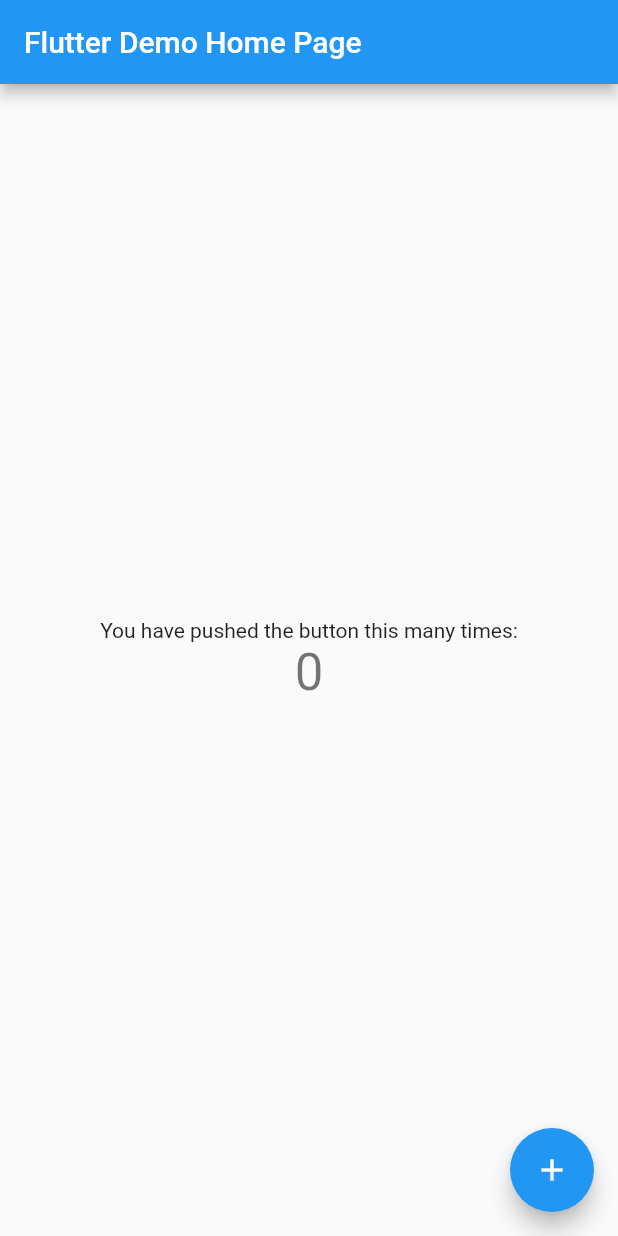
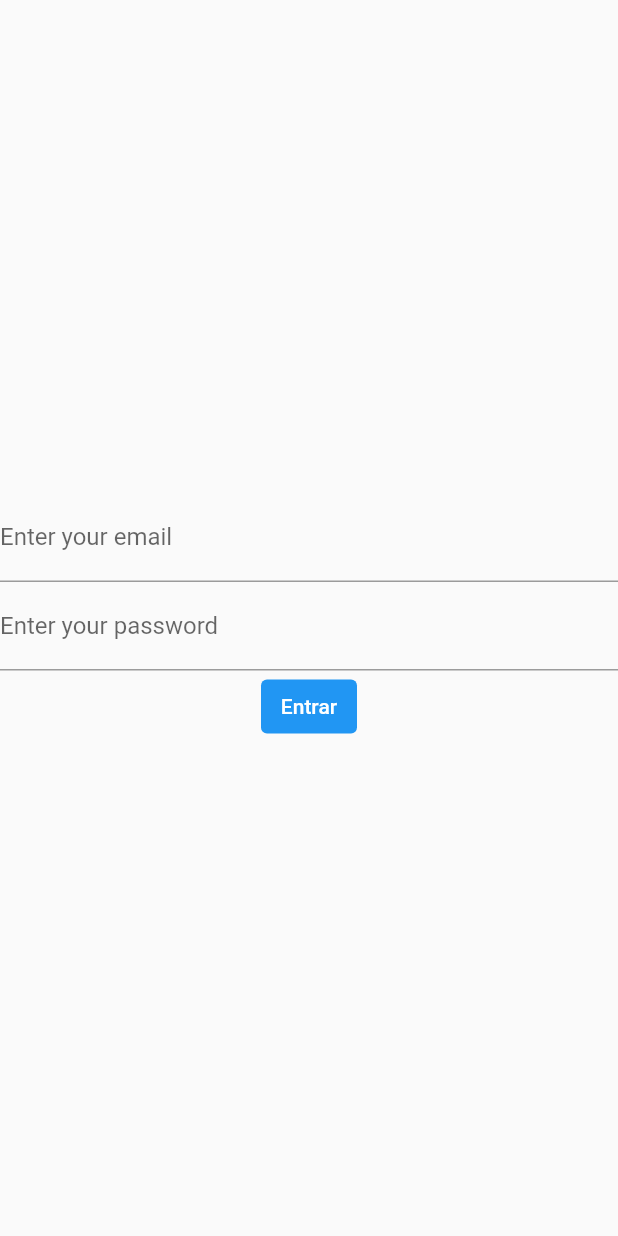
Before and after one commit to elysonsarmento/bluebenxtest, a Flutter app: the screen it shows after launch, on a phone screen of 412 x 824 dp. Run offline on Flutter 3.47's test engine with Material 2 defaults, Android fonts, the phone set to English and light mode, and no system bars; our stand-ins replace bloc, firebase_auth, firebase_core, flutter_bloc; accounts and stored records are empty.

Commit message:
feat: :sparkles: create the look and feel of logging in.

```diff
--- /dev/null
+++ b/lib/core/core.dart
@@ -0,0 +1 @@
+export 'enums/enums.dart';
--- /dev/null
+++ b/lib/core/enums/authentication.enum.dart
@@ -0,0 +1,22 @@
+import 'package:bluebenxtest/core/enums/firebase.exception.enum.dart';
+import 'package:firebase_auth/firebase_auth.dart';
+
+enum Authentication {
+  sucess,
+  errorAuthentication,
+  passwordError,
+  notExist,
+}
+
+extension AuthenticationExtension on FirebaseAuthException {
+  Authentication get throwAuthentication {
+    switch (errorAuthentication) {
+      case FirebaseError.wrongPassword:
+        return Authentication.passwordError;
+      case FirebaseError.notFound:
+        return Authentication.notExist;
+      case FirebaseError.unknownError:
+        return Authentication.errorAuthentication;
+    }
+  }
+}
--- /dev/null
+++ b/lib/core/enums/enums.dart
@@ -0,0 +1,2 @@
+export 'authentication.enum.dart';
+export 'firebase.exception.enum.dart';
--- /dev/null
+++ b/lib/data/data.dart
@@ -0,0 +1,2 @@
+export 'dataSources/dataSources.dart';
+export 'repositories/repositories.dart';
--- /dev/null
+++ b/lib/data/dataSources/dataSources.dart
@@ -0,0 +1,2 @@
+export 'firebase.datasource.implements.dart';
+export 'firebase.datasources.dart';
--- /dev/null
+++ b/lib/data/dataSources/firebase.datasource.implements.dart
@@ -0,0 +1,19 @@
+import 'package:bluebenxtest/core/enums/authentication.enum.dart';
+import 'package:bluebenxtest/data/dataSources/firebase.datasources.dart';
+import 'package:firebase_auth/firebase_auth.dart';
+
+class FirebaseImplements implements IFireBaseDataSoucer {
+  final FirebaseAuth userCredential;
+
+  FirebaseImplements(this.userCredential);
+  @override
+  Future<UserCredential> login(String email, String password) async {
+    try {
+      final result = await userCredential.signInWithEmailAndPassword(
+          email: email, password: password);
+      return result;
+    } on FirebaseAuthException catch (e) {
+      throw e.throwAuthentication;
+    }
+  }
+}
--- /dev/null
+++ b/lib/data/dataSources/firebase.datasources.dart
@@ -0,0 +1,7 @@
+
+import 'package:bluebenxtest/core/enums/authentication.enum.dart';
+import 'package:firebase_auth/firebase_auth.dart';
+
+abstract class IFireBaseDataSoucer {
+  Future<UserCredential> login(String email, String password);
+}
--- /dev/null
+++ b/lib/data/repositories/auth.implements.dart
@@ -0,0 +1,20 @@
+import 'package:bluebenxtest/core/enums/authentication.enum.dart';
+import 'package:bluebenxtest/data/dataSources/firebase.datasources.dart';
+import 'package:bluebenxtest/domain/entities/user.entity.dart';
+import 'package:bluebenxtest/domain/repositories/auth.repositoy.dart';
+import 'package:firebase_auth/firebase_auth.dart';
+
+class AuthRepositoryImplementation implements IAuthRepository {
+  final IFireBaseDataSoucer firebase;
+
+  AuthRepositoryImplementation({required this.firebase});
+  @override
+  Future<UserCredential> login(UserLogin user) async {
+    try {
+      final UserCredential result =  await firebase.login(user.email, user.password);
+      return result;
+    } on Authentication {
+      rethrow;
+    }
+  }
+}
--- /dev/null
+++ b/lib/data/repositories/repositories.dart
@@ -0,0 +1 @@
+export 'auth.implements.dart';
--- /dev/null
+++ b/lib/domain/entities/user.entity.dart
@@ -0,0 +1,6 @@
+class UserLogin {
+  final String email;
+  final String password;
+
+  UserLogin({required this.email, required this.password});
+}
--- /dev/null
+++ b/lib/domain/repositories/auth.repositoy.dart
@@ -0,0 +1,6 @@
+import 'package:bluebenxtest/domain/entities/user.entity.dart';
+import 'package:firebase_auth/firebase_auth.dart';
+
+abstract class IAuthRepository {
+  Future<UserCredential> login(UserLogin user);
+}
--- /dev/null
+++ b/lib/domain/usecases/authentication.usecase.dart
@@ -0,0 +1,17 @@
+import 'package:bluebenxtest/domain/entities/user.entity.dart';
+import 'package:bluebenxtest/domain/repositories/auth.repositoy.dart';
+import 'package:firebase_auth/firebase_auth.dart';
+
+class AuthenticationUseCase {
+  final IAuthRepository _repository;
+
+  AuthenticationUseCase({required repository}) : _repository = repository;
+
+  Future login(String email, String password) async {
+    try {
+  return await _repository.login(UserLogin(email: email, password: password));
+} on Exception catch (e) {
+  print(e);
+}
+  }
+}
--- a/lib/main.dart
+++ b/lib/main.dart
@@ -1,16 +1,52 @@
+import 'package:bluebenxtest/data/dataSources/firebase.datasource.implements.dart';
+import 'package:bluebenxtest/data/dataSources/firebase.datasources.dart';
+import 'package:bluebenxtest/data/repositories/auth.implements.dart';
+import 'package:bluebenxtest/domain/entities/user.entity.dart';
+import 'package:bluebenxtest/domain/repositories/auth.repositoy.dart';
+import 'package:bluebenxtest/domain/usecases/authentication.usecase.dart';
+import 'package:bluebenxtest/firebase_options.dart';
+import 'package:bluebenxtest/presentation/bloc/login_bloc.dart';
+import 'package:bluebenxtest/presentation/view/login.page.dart';
+import 'package:firebase_auth/firebase_auth.dart';
+import 'package:firebase_core/firebase_core.dart';
 import 'package:flutter/material.dart';
+import 'package:flutter_bloc/flutter_bloc.dart';
 
-void main() {
+void main() async {
+  WidgetsFlutterBinding.ensureInitialized();
+  await Firebase.initializeApp(
+    options: DefaultFirebaseOptions.currentPlatform,
+  );
   runApp(const MyApp());
 }
 
 class MyApp extends StatelessWidget {
+  IFireBaseDataSoucer _firebase(BuildContext _) => RepositoryProvider.of(_);
+  IAuthRepository _authRepository(BuildContext _) => RepositoryProvider.of(_);
+  AuthenticationUseCase _authUseCase(BuildContext _) => RepositoryProvider.of(_);
   const MyApp({Key? key}) : super(key: key);
 
   // This widget is the root of your application.
   @override
   Widget build(BuildContext context) {
-    return MaterialApp(
+    return MultiRepositoryProvider(
+      providers: [
+        RepositoryProvider<IFireBaseDataSoucer>(
+            create: (_) => FirebaseImplements(FirebaseAuth.instance)),
+        RepositoryProvider<IAuthRepository>(
+            create: (_) =>
+                AuthRepositoryImplementation(firebase: _firebase(_))),
+        RepositoryProvider(
+          create: (_) => AuthenticationUseCase(repository: _authRepository(_)),
+        ),
+      ],
+      child: MultiBlocProvider(
+        providers: [
+          BlocProvider(create: (context) => LoginBloc(
+            useCase: _authUseCase(context)
+          ))
+        ],
+        child: MaterialApp(
           title: 'Flutter Demo',
           theme: ThemeData(
             // This is the theme of your application.
@@ -24,92 +60,9 @@ class MyApp extends StatelessWidget {
             // is not restarted.
             primarySwatch: Colors.blue,
           ),
-      home: const MyHomePage(title: 'Flutter Demo Home Page'),
+          home: HomePage(),
+        ),
+      ),
     );
   }
 }
-
-class MyHomePage extends StatefulWidget {
-  const MyHomePage({Key? key, required this.title}) : super(key: key);
-
-  // This widget is the home page of your application. It is stateful, meaning
-  // that it has a State object (defined below) that contains fields that affect
-  // how it looks.
-
-  // This class is the configuration for the state. It holds the values (in this
-  // case the title) provided by the parent (in this case the App widget) and
-  // used by the build method of the State. Fields in a Widget subclass are
-  // always marked "final".
-
-  final String title;
-
-  @override
-  State<MyHomePage> createState() => _MyHomePageState();
-}
-
-class _MyHomePageState extends State<MyHomePage> {
-  int _counter = 0;
-
-  void _incrementCounter() {
-    setState(() {
-      // This call to setState tells the Flutter framework that something has
-      // changed in this State, which causes it to rerun the build method below
-      // so that the display can reflect the updated values. If we changed
-      // _counter without calling setState(), then the build method would not be
-      // called again, and so nothing would appear to happen.
-      _counter++;
-    });
-  }
-
-  @override
-  Widget build(BuildContext context) {
-    // This method is rerun every time setState is called, for instance as done
-    // by the _incrementCounter method above.
-    //
-    // The Flutter framework has been optimized to make rerunning build methods
-    // fast, so that you can just rebuild anything that needs updating rather
-    // than having to individually change instances of widgets.
-    return Scaffold(
-      appBar: AppBar(
-        // Here we take the value from the MyHomePage object that was created by
-        // the App.build method, and use it to set our appbar title.
-        title: Text(widget.title),
-      ),
-      body: Center(
-        // Center is a layout widget. It takes a single child and positions it
-        // in the middle of the parent.
-        child: Column(
-          // Column is also a layout widget. It takes a list of children and
-          // arranges them vertically. By default, it sizes itself to fit its
-          // children horizontally, and tries to be as tall as its parent.
-          //
-          // Invoke "debug painting" (press "p" in the console, choose the
-          // "Toggle Debug Paint" action from the Flutter Inspector in Android
-          // Studio, or the "Toggle Debug Paint" command in Visual Studio Code)
-          // to see the wireframe for each widget.
-          //
-          // Column has various properties to control how it sizes itself and
-          // how it positions its children. Here we use mainAxisAlignment to
-          // center the children vertically; the main axis here is the vertical
-          // axis because Columns are vertical (the cross axis would be
-          // horizontal).
-          mainAxisAlignment: MainAxisAlignment.center,
-          children: <Widget>[
-            const Text(
-              'You have pushed the button this many times:',
-            ),
-            Text(
-              '$_counter',
-              style: Theme.of(context).textTheme.headline4,
-            ),
-          ],
-        ),
-      ),
-      floatingActionButton: FloatingActionButton(
-        onPressed: _incrementCounter,
-        tooltip: 'Increment',
-        child: const Icon(Icons.add),
-      ), // This trailing comma makes auto-formatting nicer for build methods.
-    );
-  }
-}
--- /dev/null
+++ b/lib/presentation/bloc/login_bloc.dart
@@ -0,0 +1,25 @@
+import 'package:bloc/bloc.dart';
+import 'package:flutter/cupertino.dart';
+import 'package:flutter/material.dart';
+
+import 'package:bluebenxtest/domain/usecases/authentication.usecase.dart';
+
+part 'login_event.dart';
+part 'login_state.dart';
+
+class LoginBloc extends Bloc<LoginEvent, LoginState> {
+  final AuthenticationUseCase useCase;
+  LoginBloc({required this.useCase}) : super(LoginInitial()) {
+    on<SignInRequested>( _signInequested);
+  }
+
+  _signInequested(SignInRequested event, Emitter<LoginState> emit) async {
+    emit(LoginRequest());
+    try {
+      await useCase.login(event.user, event.password);
+      emit(SucessRequest());
+    } on Exception catch (e) {
+      emit(ErrorRequest());
+    }
+  }
+}
--- /dev/null
+++ b/lib/presentation/bloc/login_event.dart
@@ -0,0 +1,11 @@
+part of 'login_bloc.dart';
+
+@immutable
+abstract class LoginEvent {}
+
+class SignInRequested extends LoginEvent {
+  final String user;
+  final String password;
+
+  SignInRequested(this.user, this.password);
+}
--- /dev/null
+++ b/lib/presentation/bloc/login_state.dart
@@ -0,0 +1,16 @@
+part of 'login_bloc.dart';
+
+@immutable
+abstract class LoginState {}
+
+class LoginInitial extends LoginState {
+}
+
+class LoginRequest extends LoginState {
+}
+
+class SucessRequest extends LoginState {
+}
+
+class ErrorRequest extends LoginState {
+}
--- /dev/null
+++ b/lib/presentation/view/login.page.dart
@@ -0,0 +1,68 @@
+import 'package:bluebenxtest/presentation/bloc/login_bloc.dart';
+import 'package:flutter/material.dart';
+import 'package:flutter_bloc/flutter_bloc.dart';
+
+class HomePage extends StatelessWidget {
+  HomePage({Key? key}) : super(key: key);
+
+  final userTextController = TextEditingController();
+  final passwordTextController = TextEditingController();
+
+  @override
+  Widget build(BuildContext context) {
+    return Scaffold(
+      body: SafeArea(
+          bottom: false,
+          child: BlocBuilder<LoginBloc, LoginState>(
+            builder: (context, state) {
+              if (state is SucessRequest) {
+                // Navigator.of(context).pushNamed(
+                //   arguments: {"teste": "teste"}
+                // );
+              }
+              return Column(
+                mainAxisAlignment: MainAxisAlignment.center,
+                children: [
+                  TextFormField(
+                    controller: userTextController,
+                    keyboardType: TextInputType.emailAddress,
+                    decoration: const InputDecoration(
+                      labelText: 'Enter your email',
+                    ),
+                    // validator: (value) {
+                    //   if (value == null || value.isEmpty) {
+                    //     return 'Can\'t be empty';
+                    //   }
+                    //   else null;
+                    // },
+                  ),
+                  TextFormField(
+                    decoration: const InputDecoration(
+                      labelText: 'Enter your password',
+                    ),
+                    controller: passwordTextController,
+                    obscureText: true,
+                    keyboardType: TextInputType.visiblePassword,
+                  ),
+                  TextButton(
+                    onPressed: () async {
+                      context.read<LoginBloc>().add(SignInRequested(
+                          userTextController.text,
+                          passwordTextController.text));
+                    },
+                    style: ButtonStyle(
+                        backgroundColor: MaterialStateProperty.all(
+                            Theme.of(context).primaryColor)),
+                    child:  const Text(
+                            'Entrar',
+                            style: TextStyle(color: Colors.white),
+                          )
+
+                  )
+                ],
+              );
+            },
+          )),
+    );
+  }
+}
--- a/pubspec.yaml
+++ b/pubspec.yaml
@@ -28,6 +28,9 @@ environment:
 # versions available, run `flutter pub outdated`.
 dependencies:
   firebase_core: ^1.19.1
+  flutter_bloc: ^8.0.1
+  bloc: ^8.0.3
+  firebase_auth: ^3.4.1
   flutter:
     sdk: flutter
 
@@ -37,6 +40,8 @@ dependencies:
   cupertino_icons: ^1.0.2
 
 dev_dependencies:
+  firebase_auth_mocks: ^0.8.4
+  mocktail: ^0.3.0
   flutter_test:
     sdk: flutter
 
```
Also changed, not shown: lib/core/enums/firebase.exception.enum.dart (added, +17 -0 lines), lib/firebase_options.dart, pubspec.lock, 3 other files. Lines whose indentation alone changed are shown as unchanged.
